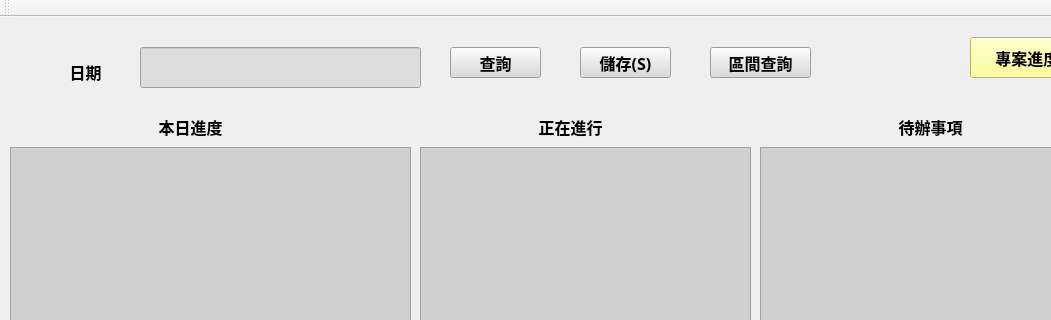
First picture: the form in mainwindow.ui, repository Linlai2369632/workingDiary, before the edit; both pictures show x 0 to 1051 and y 0 to 320 of the 1144 by 734 pixel window.
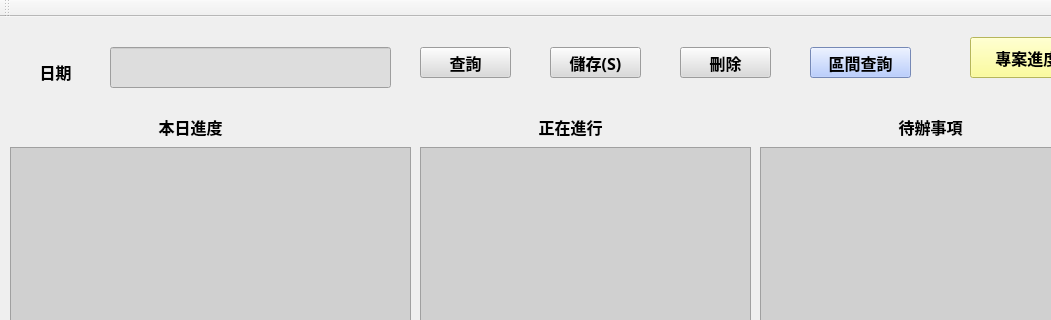
Second picture: the form after the edit.

Patch:
```diff
--- a/mainwindow.ui
+++ b/mainwindow.ui
@@ -56,7 +56,7 @@
    <widget class="QLabel" name="label_4">
     <property name="geometry">
      <rect>
-      <x>50</x>
+      <x>20</x>
       <y>40</y>
       <width>71</width>
       <height>31</height>
@@ -135,7 +135,7 @@
    <widget class="QPushButton" name="pbSaveAndUpdate">
     <property name="geometry">
      <rect>
-      <x>580</x>
+      <x>550</x>
       <y>30</y>
       <width>91</width>
       <height>31</height>
@@ -159,7 +159,7 @@
    <widget class="QLineEdit" name="leDate">
     <property name="geometry">
      <rect>
-      <x>140</x>
+      <x>110</x>
       <y>30</y>
       <width>281</width>
       <height>41</height>
@@ -180,7 +180,7 @@
    <widget class="QPushButton" name="pbSearch">
     <property name="geometry">
      <rect>
-      <x>450</x>
+      <x>420</x>
       <y>30</y>
       <width>91</width>
       <height>31</height>
@@ -204,7 +204,7 @@
    <widget class="QPushButton" name="pbSearchSequence">
     <property name="geometry">
      <rect>
-      <x>710</x>
+      <x>810</x>
       <y>30</y>
       <width>101</width>
       <height>31</height>
@@ -219,7 +219,7 @@
      </font>
     </property>
     <property name="styleSheet">
-     <string notr="true">background-color: rgb(218, 218, 218);</string>
+     <string notr="true">background-color: rgb(165, 192, 255);</string>
     </property>
     <property name="text">
      <string>區間查詢</string>
@@ -249,6 +249,30 @@
      <string>專案進度管理-&gt;</string>
     </property>
    </widget>
+   <widget class="QPushButton" name="pbDelete">
+    <property name="geometry">
+     <rect>
+      <x>680</x>
+      <y>30</y>
+      <width>91</width>
+      <height>31</height>
+     </rect>
+    </property>
+    <property name="font">
+     <font>
+      <family>微軟正黑體</family>
+      <pointsize>12</pointsize>
+      <weight>75</weight>
+      <bold>true</bold>
+     </font>
+    </property>
+    <property name="styleSheet">
+     <string notr="true">background-color: rgb(218, 218, 218);</string>
+    </property>
+    <property name="text">
+     <string>刪除</string>
+    </property>
+   </widget>
   </widget>
   <widget class="QMenuBar" name="menuBar">
    <property name="geometry">
```
